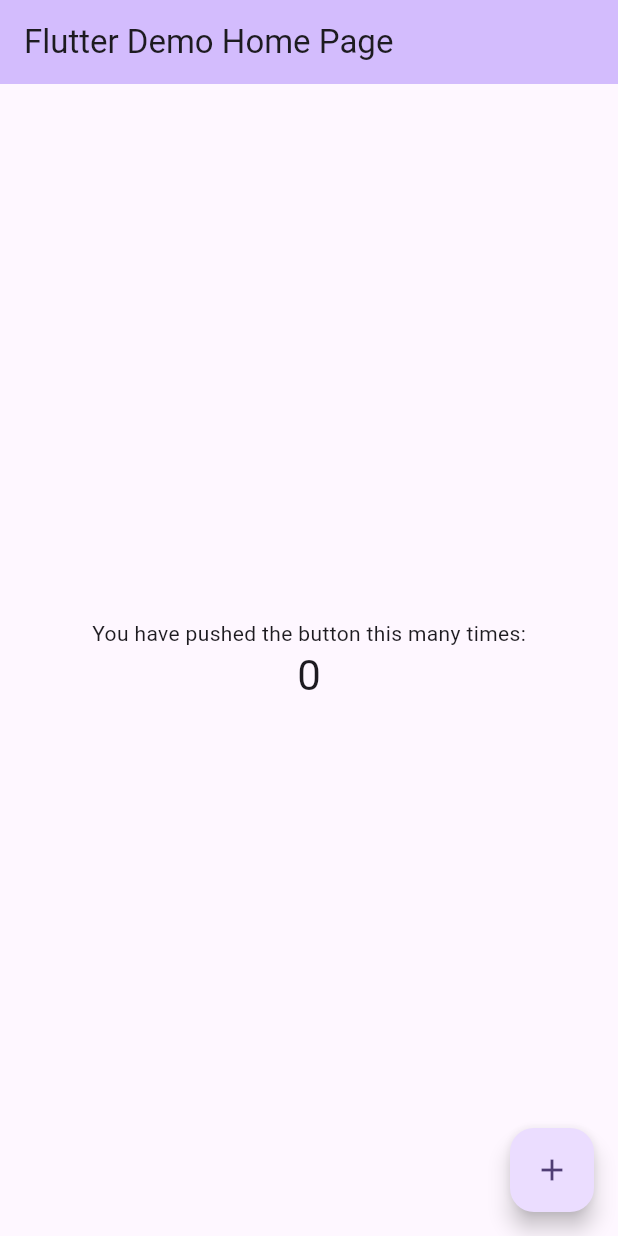
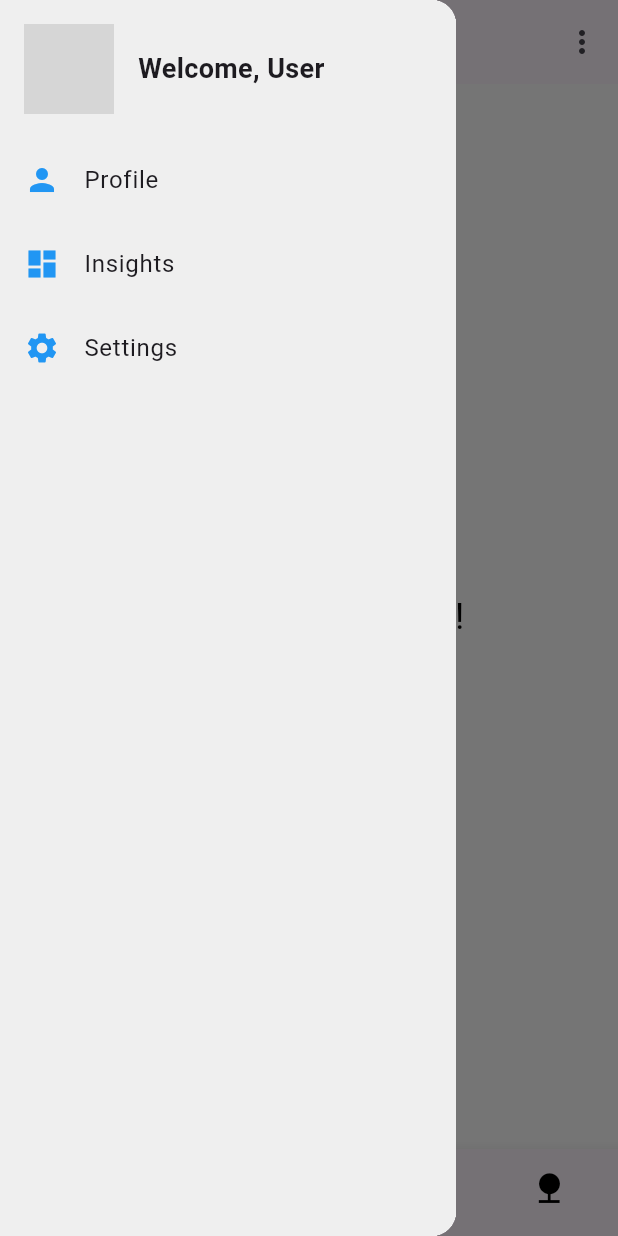
Before and after one commit to kpatil1988/TGM_Flutter_IOS, a Flutter app: the screen it shows after launch, with the side drawer open (before the commit the screen has no drawer), on a phone screen of 412 x 824 dp. Run offline on Flutter 3.47's test engine with Material 3 defaults, Android fonts, the phone set to English and light mode, and no system bars; grey boxes are pictures that could not be loaded.

Commit message:
working code with screens

```diff
--- a/lib/main.dart
+++ b/lib/main.dart
@@ -1,125 +1,28 @@
+// lib/main.dart
+
 import 'package:flutter/material.dart';
+import 'widgets/user_management_header.dart';
+import 'widgets/app_drawer.dart'; // Import the AppDrawer
+import 'screens/home_screen.dart';
+import 'screens/profile_screen.dart'; // Import ProfileScreen if not already
+import 'screens/insights_screen.dart'; // Import InsightsScreen
+import 'screens/settings_screen.dart'; // Import SettingsScreen
 
 void main() {
-  runApp(const MyApp());
+  runApp(MyApp());
 }
 
 class MyApp extends StatelessWidget {
-  const MyApp({super.key});
-
-  // This widget is the root of your application.
   @override
   Widget build(BuildContext context) {
+    bool isSignedIn = false; // Replace with your actual logic
+
     return MaterialApp(
-      title: 'Flutter Demo',
-      theme: ThemeData(
-        // This is the theme of your application.
-        //
-        // TRY THIS: Try running your application with "flutter run". You'll see
-        // the application has a purple toolbar. Then, without quitting the app,
-        // try changing the seedColor in the colorScheme below to Colors.green
-        // and then invoke "hot reload" (save your changes or press the "hot
-        // reload" button in a Flutter-supported IDE, or press "r" if you used
-        // the command line to start the app).
-        //
-        // Notice that the counter didn't reset back to zero; the application
-        // state is not lost during the reload. To reset the state, use hot
-        // restart instead.
-        //
-        // This works for code too, not just values: Most code changes can be
-        // tested with just a hot reload.
-        colorScheme: ColorScheme.fromSeed(seedColor: Colors.deepPurple),
-        useMaterial3: true,
+      home: Scaffold(
+        appBar: UserManagementHeader(isSignedIn: isSignedIn), // Keep this if desired
+        drawer: const AppDrawer(), // Instancing the AppDrawer
+        body: HomeScreen(), // Your main content area
       ),
-      home: const MyHomePage(title: 'Flutter Demo Home Page'),
     );
   }
 }
-
-class MyHomePage extends StatefulWidget {
-  const MyHomePage({super.key, required this.title});
-
-  // This widget is the home page of your application. It is stateful, meaning
-  // that it has a State object (defined below) that contains fields that affect
-  // how it looks.
-
-  // This class is the configuration for the state. It holds the values (in this
-  // case the title) provided by the parent (in this case the App widget) and
-  // used by the build method of the State. Fields in a Widget subclass are
-  // always marked "final".
-
-  final String title;
-
-  @override
-  State<MyHomePage> createState() => _MyHomePageState();
-}
-
-class _MyHomePageState extends State<MyHomePage> {
-  int _counter = 0;
-
-  void _incrementCounter() {
-    setState(() {
-      // This call to setState tells the Flutter framework that something has
-      // changed in this State, which causes it to rerun the build method below
-      // so that the display can reflect the updated values. If we changed
-      // _counter without calling setState(), then the build method would not be
-      // called again, and so nothing would appear to happen.
-      _counter++;
-    });
-  }
-
-  @override
-  Widget build(BuildContext context) {
-    // This method is rerun every time setState is called, for instance as done
-    // by the _incrementCounter method above.
-    //
-    // The Flutter framework has been optimized to make rerunning build methods
-    // fast, so that you can just rebuild anything that needs updating rather
-    // than having to individually change instances of widgets.
-    return Scaffold(
-      appBar: AppBar(
-        // TRY THIS: Try changing the color here to a specific color (to
-        // Colors.amber, perhaps?) and trigger a hot reload to see the AppBar
-        // change color while the other colors stay the same.
-        backgroundColor: Theme.of(context).colorScheme.inversePrimary,
-        // Here we take the value from the MyHomePage object that was created by
-        // the App.build method, and use it to set our appbar title.
-        title: Text(widget.title),
-      ),
-      body: Center(
-        // Center is a layout widget. It takes a single child and positions it
-        // in the middle of the parent.
-        child: Column(
-          // Column is also a layout widget. It takes a list of children and
-          // arranges them vertically. By default, it sizes itself to fit its
-          // children horizontally, and tries to be as tall as its parent.
-          //
-          // Column has various properties to control how it sizes itself and
-          // how it positions its children. Here we use mainAxisAlignment to
-          // center the children vertically; the main axis here is the vertical
-          // axis because Columns are vertical (the cross axis would be
-          // horizontal).
-          //
-          // TRY THIS: Invoke "debug painting" (choose the "Toggle Debug Paint"
-          // action in the IDE, or press "p" in the console), to see the
-          // wireframe for each widget.
-          mainAxisAlignment: MainAxisAlignment.center,
-          children: <Widget>[
-            const Text(
-              'You have pushed the button this many times:',
-            ),
-            Text(
-              '$_counter',
-              style: Theme.of(context).textTheme.headlineMedium,
-            ),
-          ],
-        ),
-      ),
-      floatingActionButton: FloatingActionButton(
-        onPressed: _incrementCounter,
-        tooltip: 'Increment',
-        child: const Icon(Icons.add),
-      ), // This trailing comma makes auto-formatting nicer for build methods.
-    );
-  }
-}
--- /dev/null
+++ b/lib/screens/home_screen.dart
@@ -0,0 +1,81 @@
+// lib/screens/home_screen.dart
+
+import 'package:flutter/material.dart';
+import 'daily_nurtures_screen.dart'; // Ensure these files exist
+import 'log_mood_screen.dart';       // Ensure these files exist
+import 'instant_screen.dart';         // Ensure these files exist
+
+class HomeScreen extends StatefulWidget {
+  const HomeScreen({Key? key}) : super(key: key);
+
+  @override
+  _HomeScreenState createState() => _HomeScreenState();
+}
+
+class _HomeScreenState extends State<HomeScreen> {
+  int _selectedIndex = 0;
+
+  // List of screens for each navigation item
+  final List<Widget> _screens = [
+    HomeWidget(),               // Default Home screen content
+    InstantScreen(),            // Instant actions screen
+    LogMoodScreen(),            // Screen for logging mood
+    DailyNurturesScreen(),      // Screen for daily nurtures
+  ];
+
+  void _onItemTapped(int index) {
+    setState(() {
+      _selectedIndex = index;   // Update the selected index
+    });
+  }
+
+  @override
+  Widget build(BuildContext context) {
+    return Scaffold(
+      backgroundColor: Colors.white, // Set the background color to white
+      body: _screens[_selectedIndex], // Display the currently selected screen
+      bottomNavigationBar: BottomNavigationBar(
+        items: const <BottomNavigationBarItem>[
+          BottomNavigationBarItem(
+            icon: Icon(Icons.home, color: Colors.black), // Change icon color for visibility
+            label: 'Home',
+          ),
+          BottomNavigationBarItem(
+            icon: Icon(Icons.flash_on, color: Colors.black), // Change icon color for visibility
+            label: 'Instant',
+          ),
+
+          BottomNavigationBarItem(
+            icon: Icon(Icons.mood, color: Colors.black), // Change icon color for visibility
+            label: 'Log Mood',
+          ),
+
+          BottomNavigationBarItem(
+            icon: Icon(Icons.nature, color: Colors.black), // Change icon color for visibility
+            label: 'Daily Nurtures',
+          ),
+        ],
+        currentIndex: _selectedIndex, // Set the current index
+        onTap: _onItemTapped,          // Handle tab changes
+        backgroundColor: Colors.black,  // Set the bottom navigation bar background color to white
+        selectedItemColor: Colors.blue,  // Selected item color
+        unselectedItemColor: Colors.white, // Unselected item color
+      ),
+    );
+  }
+}
+
+// Widget used for Home screen content
+class HomeWidget extends StatelessWidget {
+  const HomeWidget({Key? key}) : super(key: key);
+
+  @override
+  Widget build(BuildContext context) {
+    return Center(
+      child: Text(
+        'Welcome to Home!',
+        style: TextStyle(fontSize: 24, color: Colors.black), // Change text color to black for visibility
+      ),
+    );
+  }
+}
--- /dev/null
+++ b/lib/widgets/app_drawer.dart
@@ -0,0 +1,76 @@
+// lib/widgets/app_drawer.dart
+
+import 'package:flutter/material.dart';
+import '../screens/insights_screen.dart'; // Import the Insights screen
+import '../screens/settings_screen.dart'; // Import the Settings screen
+import '../screens/profile_screen.dart'; // Import the Profile screen
+
+class AppDrawer extends StatelessWidget {
+  const AppDrawer({Key? key}) : super(key: key);
+
+  @override
+  Widget build(BuildContext context) {
+    return Drawer(
+      child: Container(
+        color: const Color(0xFFEFEFEF), // Light background color for iOS feel
+        child: ListView(
+          padding: EdgeInsets.zero, // No additional padding around the ListView
+          children: [
+            _buildDrawerHeader(context),
+            // Updated drawer items with navigation
+            _buildDrawerItem(context, Icons.person, 'Profile', () {
+              Navigator.push(
+                context,
+                MaterialPageRoute(builder: (context) => const ProfileScreen()), // Navigate to ProfileScreen
+              );
+            }),
+            _buildDrawerItem(context, Icons.dashboard, 'Insights', () {
+              Navigator.push(
+                context,
+                MaterialPageRoute(builder: (context) => const InsightsScreen()),
+              );
+            }),
+            _buildDrawerItem(context, Icons.settings, 'Settings', () {
+              Navigator.push(
+                context,
+                MaterialPageRoute(builder: (context) => const SettingsScreen()),
+              );
+            }),
+          ],
+        ),
+      ),
+    );
+  }
+
+  Widget _buildDrawerHeader(BuildContext context) {
+    final statusBarHeight = MediaQuery.of(context).padding.top; // Get the status bar height
+    return Container(
+      padding: EdgeInsets.fromLTRB(16.0, statusBarHeight + 16.0, 16.0, 16.0), // Dynamic padding
+      child: Row(
+        children: [
+          const CircleAvatar(
+            radius: 30.0,
+            backgroundImage: AssetImage('assets/images/profile.jpg'), // Your profile image
+          ),
+          const SizedBox(width: 16),
+          const Text(
+            'Welcome, User',
+            style: TextStyle(
+              fontWeight: FontWeight.bold,
+              fontSize: 18,
+            ),
+          ),
+        ],
+      ),
+    );
+  }
+
+  Widget _buildDrawerItem(BuildContext context, IconData icon, String title, VoidCallback onTap) {
+    return ListTile(
+      leading: Icon(icon, color: Colors.blue),
+      title: Text(title),
+      onTap: onTap, // Add the tap function to navigate
+      tileColor: Colors.transparent, // Transparent background
+    );
+  }
+}
--- a/pubspec.yaml
+++ b/pubspec.yaml
@@ -19,7 +19,7 @@ publish_to: 'none' # Remove this line if you wish to publish to pub.dev
 version: 1.0.0+1
 
 environment:
-  sdk: ^3.6.0
+  sdk: ">=3.0.0 <4.0.0"
 
 # Dependencies specify other packages that your package needs in order to work.
 # To automatically upgrade your package dependencies to the latest versions
```
Also changed, not shown: lib/screens/daily_nurtures_screen.dart (added, +15 -0 lines), lib/screens/insights_screen.dart (added, +19 -0 lines), lib/screens/instant_screen.dart (added, +12 -0 lines), lib/screens/log_mood_screen.dart (added, +12 -0 lines), lib/screens/profile_screen.dart (added, +22 -0 lines), lib/screens/settings_screen.dart (added, +19 -0 lines), lib/widgets/user_management_header.dart (added, +141 -0 lines), 3 other files.
